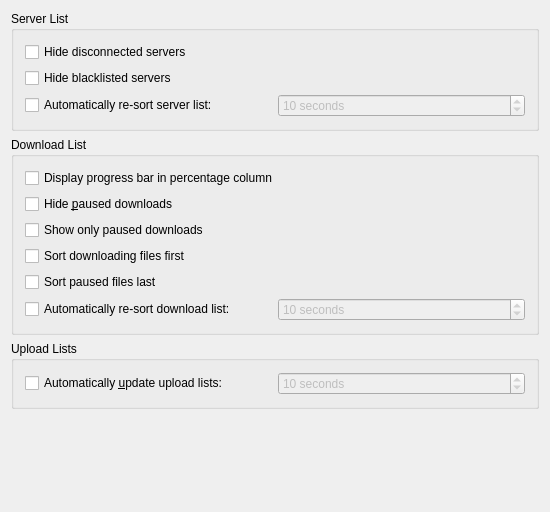
Qt form kmldonkey/prefs/listspage.ui (bettisfr/kmldonkey) before a commit.
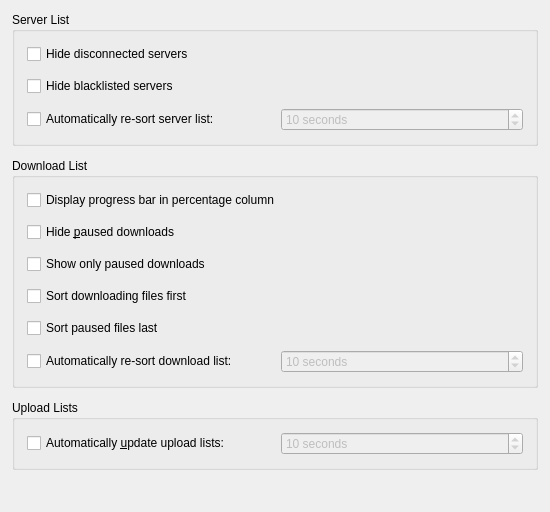
The same form after that commit.

What changed in the file:
```diff
--- a/kmldonkey/prefs/listspage.ui
+++ b/kmldonkey/prefs/listspage.ui
@@ -219,7 +219,7 @@
    </item>
   </layout>
  </widget>
- <layoutdefault spacing="6" margin="11"/>
+ <layoutdefault spacing="12" margin="12"/>
  <pixmapfunction>qPixmapFromMimeSource</pixmapfunction>
  <customwidgets>
   <customwidget>
```
